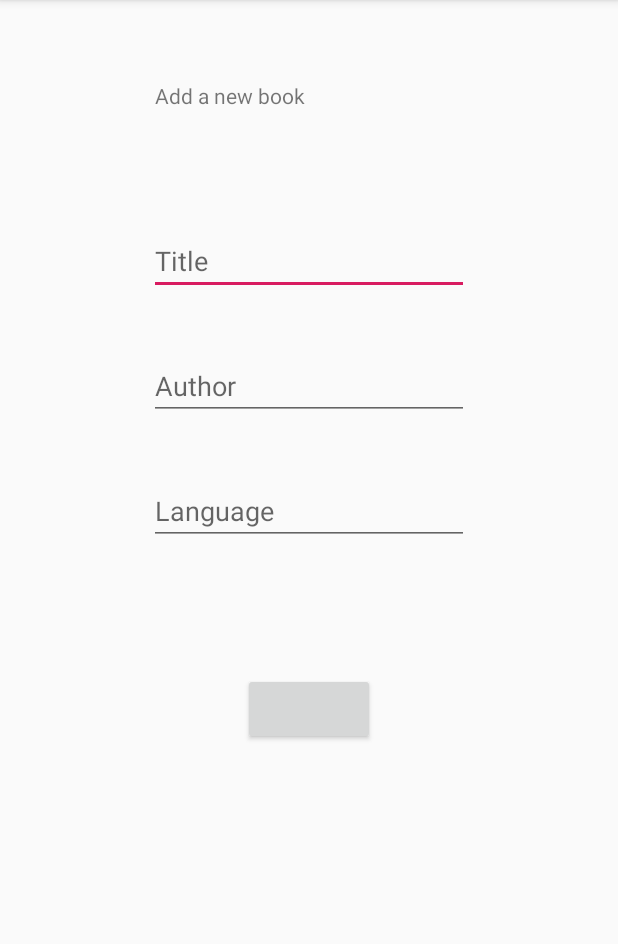
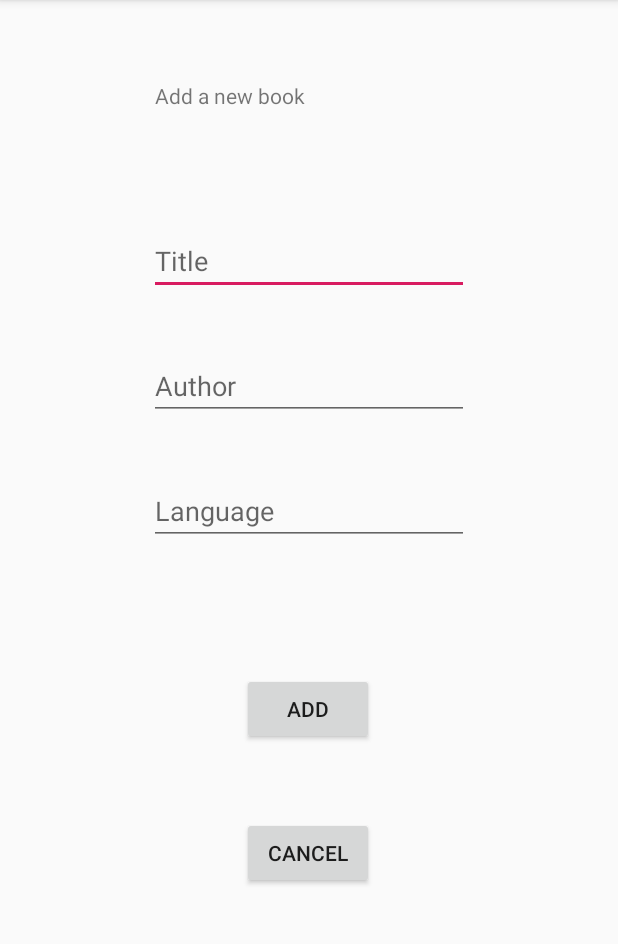
Before and after one commit to IStepien/MyLibrary, an Android app: the AddNewBookActivity screen opened directly, with no data from a screen before it, on a phone screen of 412 x 824 dp, the part 84-1028 px from its top. Run offline under Robolectric (Android 15) with nearby library versions, the phone set to English and light mode, and no system bars.

Commit message:
AddNewBookActivity - modified field errors; add_book layout - cancel button added

```diff
--- a/app/src/main/java/com/example/mylibrary/AddNewBookActivity.java
+++ b/app/src/main/java/com/example/mylibrary/AddNewBookActivity.java
@@ -39,9 +39,14 @@ public class AddNewBookActivity extends AppCompatActivity {
         final String bookAuthor = editTextBookAuhor.getText().toString().trim();
         final String bookLanguage = editTextBookLanguage.getText().toString().trim();
 
-        if (bookTitle.isEmpty() || bookAuthor.isEmpty()) {
+        if (bookTitle.isEmpty()) {
             editTextBookTitle.setError("Field required");
             editTextBookTitle.requestFocus();
+            return;
+        }
+        if (bookAuthor.isEmpty()) {
+            editTextBookAuhor.setError("Field required");
+            editTextBookAuhor.requestFocus();
             return;
         }
 
--- a/app/src/main/java/com/example/mylibrary/MainActivity.java
+++ b/app/src/main/java/com/example/mylibrary/MainActivity.java
@@ -1,5 +1,6 @@
 package com.example.mylibrary;
 
+import android.content.Intent;
 import android.os.Bundle;
 
 import android.view.View;
@@ -10,7 +11,7 @@ import androidx.appcompat.app.AppCompatActivity;
 import androidx.appcompat.widget.Toolbar;
 
 import com.google.android.material.floatingactionbutton.FloatingActionButton;
-import com.google.android.material.snackbar.Snackbar;
+
 
 public class MainActivity extends AppCompatActivity {
 
@@ -25,8 +26,8 @@ public class MainActivity extends AppCompatActivity {
         fab.setOnClickListener(new View.OnClickListener() {
             @Override
             public void onClick(View view) {
-                Snackbar.make(view, "Replace with your own action", Snackbar.LENGTH_LONG)
-                        .setAction("Action", null).show();
+                Intent intent= new Intent(getApplicationContext(), AddNewBookActivity.class);
+                startActivity(intent);
             }
         });
     }
--- a/app/src/main/res/layout/activity_add_book.xml
+++ b/app/src/main/res/layout/activity_add_book.xml
@@ -4,6 +4,20 @@
     xmlns:tools="http://schemas.android.com/tools"
     android:layout_width="match_parent"
     android:layout_height="match_parent">
+
+    <TextView
+    android:id="@+id/textView"
+    android:layout_width="206dp"
+    android:layout_height="28dp"
+    android:layout_marginStart="32dp"
+    android:layout_marginTop="32dp"
+    android:layout_marginEnd="32dp"
+    android:layout_marginBottom="24dp"
+    android:text="@string/add_book_heading"
+    app:layout_constraintBottom_toTopOf="@+id/editTextBookTitle"
+    app:layout_constraintEnd_toEndOf="parent"
+    app:layout_constraintStart_toStartOf="parent"
+    app:layout_constraintTop_toTopOf="parent" />
 
     <EditText
         android:id="@+id/editTextBookTitle"
@@ -19,7 +33,8 @@
         app:layout_constraintBottom_toTopOf="@+id/editTextBookAuthor"
         app:layout_constraintEnd_toEndOf="parent"
         app:layout_constraintStart_toStartOf="parent"
-        app:layout_constraintTop_toBottomOf="@+id/textView" />
+        app:layout_constraintTop_toBottomOf="@+id/textView"
+         />
 
     <EditText
         android:id="@+id/editTextBookAuthor"
@@ -35,7 +50,8 @@
         app:layout_constraintBottom_toTopOf="@+id/editTextBookLanguage"
         app:layout_constraintEnd_toEndOf="parent"
         app:layout_constraintStart_toStartOf="parent"
-        app:layout_constraintTop_toBottomOf="@+id/editTextBookTitle" />
+        app:layout_constraintTop_toBottomOf="@+id/editTextBookTitle"
+        />
 
     <EditText
         android:id="@+id/editTextBookLanguage"
@@ -51,7 +67,8 @@
         app:layout_constraintBottom_toTopOf="@+id/button_add_book"
         app:layout_constraintEnd_toEndOf="parent"
         app:layout_constraintStart_toStartOf="parent"
-        app:layout_constraintTop_toBottomOf="@+id/editTextBookAuthor" />
+        app:layout_constraintTop_toBottomOf="@+id/editTextBookAuthor"
+         />
 
     <Button
         android:id="@+id/button_add_book"
@@ -61,23 +78,26 @@
         android:layout_marginTop="32dp"
         android:layout_marginEnd="32dp"
         android:layout_marginBottom="249dp"
+        android:text="@string/add_button"
         app:layout_constraintBottom_toBottomOf="parent"
         app:layout_constraintEnd_toEndOf="parent"
+        app:layout_constraintHorizontal_bias="0.498"
         app:layout_constraintStart_toStartOf="parent"
-        app:layout_constraintTop_toBottomOf="@+id/editTextBookLanguage"
-        tools:text="@string/add_button" />
+        app:layout_constraintTop_toBottomOf="@+id/editTextBookLanguage" />
 
-    <TextView
-        android:id="@+id/textView"
-        android:layout_width="206dp"
-        android:layout_height="28dp"
+    <Button
+        android:id="@+id/button_cancel"
+        android:layout_width="wrap_content"
+        android:layout_height="wrap_content"
         android:layout_marginStart="32dp"
-        android:layout_marginTop="32dp"
+        android:layout_marginTop="16dp"
         android:layout_marginEnd="32dp"
-        android:layout_marginBottom="24dp"
-        android:text="@string/add_book_heading"
-        app:layout_constraintBottom_toTopOf="@+id/editTextBookTitle"
+        android:layout_marginBottom="144dp"
+        android:text="@string/cancel"
+        app:layout_constraintBottom_toBottomOf="parent"
         app:layout_constraintEnd_toEndOf="parent"
+        app:layout_constraintHorizontal_bias="0.498"
         app:layout_constraintStart_toStartOf="parent"
-        app:layout_constraintTop_toTopOf="parent" />
+        app:layout_constraintTop_toBottomOf="@+id/button_add_book" />
+
 </androidx.constraintlayout.widget.ConstraintLayout>
--- a/app/src/main/res/values/strings.xml
+++ b/app/src/main/res/values/strings.xml
@@ -7,4 +7,5 @@
     <string name="hint_language">Language</string>
     <string name="add_button">Add</string>
     <string name="add_book_heading">Add a new book</string>
+    <string name="cancel">Cancel</string>
 </resources>
```
